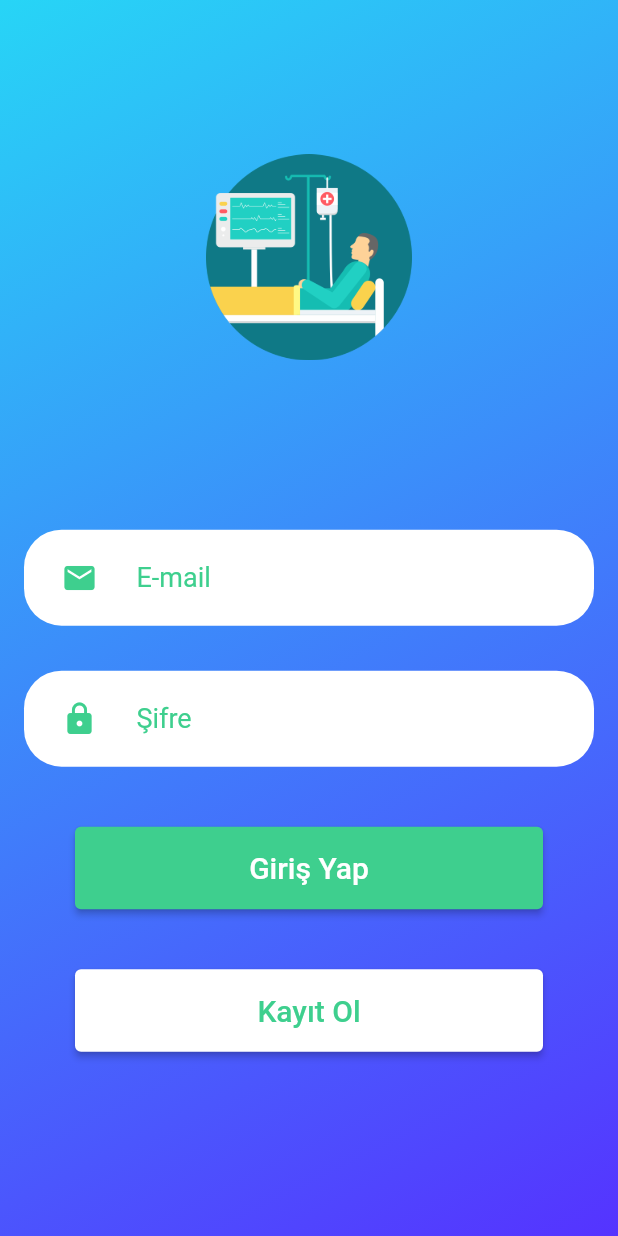
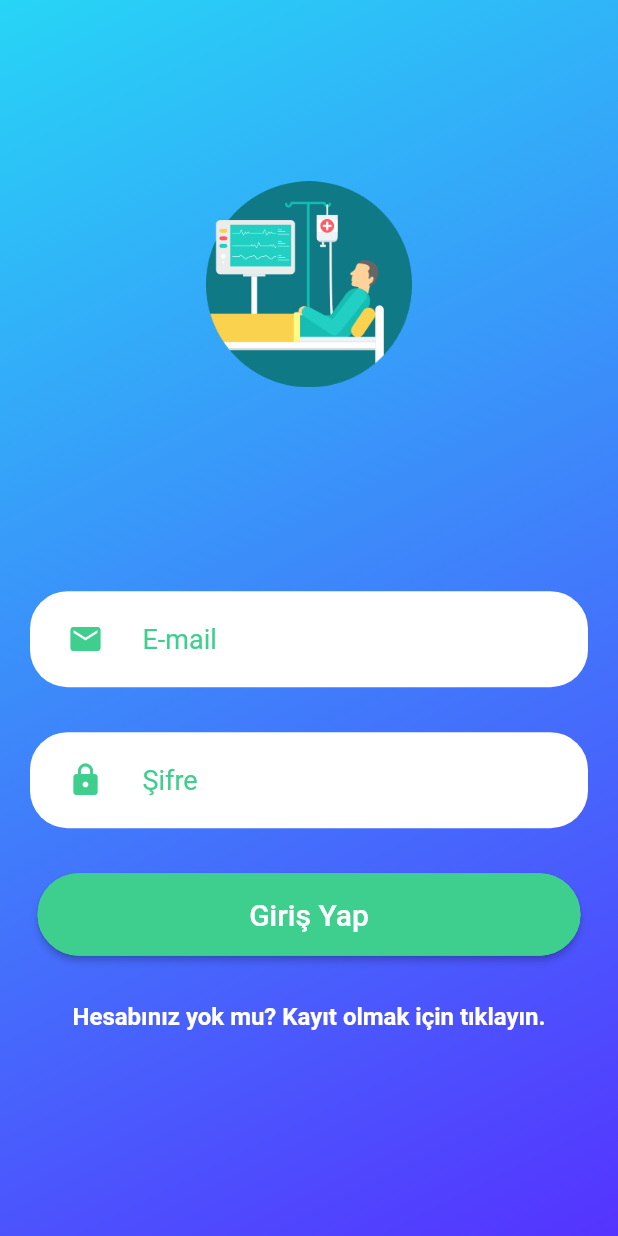
Before and after one commit to VPatient/VPatient, a Flutter app: the screen it shows after launch, on a phone screen of 412 x 824 dp. Run offline on Flutter 3.47's test engine with Material 2 defaults, Android fonts, the phone set to English and light mode, and no system bars; our stand-ins replace firebase_core, fluttertoast, shared_preferences; accounts and stored records are empty.

Commit message:
login/register screens has been made.

```diff
--- a/lib/main.dart
+++ b/lib/main.dart
@@ -1,15 +1,18 @@
 import 'package:flutter/material.dart';
+import 'package:vpatient/screens/home_screen.dart';
+import 'package:vpatient/utils/local_storage.dart';
 
 import 'firebase_options.dart';
 import 'package:firebase_core/firebase_core.dart';
 
-import 'screens/Login.dart';
+import 'screens/login_screen.dart';
 
 void main() async {
   WidgetsFlutterBinding.ensureInitialized();
   await Firebase.initializeApp(
     options: DefaultFirebaseOptions.currentPlatform,
   );
+  await LocalStorage.init();
   runApp(const MyApp());
 }
 
@@ -24,7 +27,9 @@ class MyApp extends StatelessWidget {
       theme: ThemeData(
         primarySwatch: Colors.blue,
       ),
-      home: LoginScreen(),
+      home: LocalStorage.storage.getString("token") != null
+          ? const HomeScreen()
+          : LoginScreen(),
     );
   }
 }
--- a/lib/screens/Login.dart
+++ /dev/null
@@ -1,174 +0,0 @@
-import 'package:flutter/material.dart';
-import 'package:firebase_auth/firebase_auth.dart';
-import 'package:vpatient/style/colors.dart';
-import 'package:fluttertoast/fluttertoast.dart';
-
-class LoginScreen extends StatelessWidget {
-  LoginScreen({Key? key}) : super(key: key);
-
-  final TextEditingController _emailController = TextEditingController();
-  final TextEditingController _passwordController = TextEditingController();
-
-  final FirebaseAuth _firebaseAuth = FirebaseAuth.instance;
-
-  Future<bool> signIn() async {
-    try {
-      UserCredential userCredential =
-          await _firebaseAuth.signInWithEmailAndPassword(
-              email: _emailController.text, password: _passwordController.text);
-      if (userCredential.user != null) {
-        Fluttertoast.showToast(
-            msg: "Giriş İşlemi Başarılı",
-            gravity: ToastGravity.BOTTOM,
-            backgroundColor: VPColors.vpGreen,
-            textColor: Colors.white);
-
-        /*if (userCredential.user!.emailVerified) {
-          ...
-        } else {
-          Fluttertoast.showToast(
-              msg:
-                  "Lütfen önce emailinize gelen linke tıklayarak hesabınızı onaylayın.");
-        }*/
-      }
-      return false;
-    } on FirebaseAuthException catch (e) {
-      Fluttertoast.showToast(msg: e.message!);
-    } catch (e) {
-      Fluttertoast.showToast(msg: e.toString());
-    }
-
-    return false;
-  }
-
-  @override
-  Widget build(BuildContext context) {
-    return Scaffold(
-        body: Container(
-      decoration: const BoxDecoration(
-          gradient: LinearGradient(
-              begin: Alignment.topLeft,
-              end: Alignment.bottomRight,
-              colors: [VPColors.gradientBegin, VPColors.gradientEnd])),
-      child: Column(
-        mainAxisAlignment: MainAxisAlignment.spaceEvenly,
-        children: [
-          Flexible(
-              flex: 1,
-              child: Image.asset("assets/images/icons/vpatient-logo.png")),
-          Flexible(
-            flex: 5,
-            child: SingleChildScrollView(
-              child: Column(
-                crossAxisAlignment: CrossAxisAlignment.stretch,
-                children: [
-                  VPTextField(
-                      controller: _emailController,
-                      icon: Icons.mail,
-                      isObscured: false,
-                      text: "E-mail"),
-                  VPTextField(
-                      controller: _passwordController,
-                      icon: Icons.lock,
-                      isObscured: true,
-                      text: "Şifre"),
-                  VPButton(
-                      bgColor: VPColors.vpGreen,
-                      textColor: Colors.white,
-                      text: "Giriş Yap",
-                      function: () => signIn()),
-                  VPButton(
-                      bgColor: Colors.white,
-                      textColor: VPColors.vpGreen,
-                      text: "Kayıt Ol",
-                      function: () => print("Kayıt Ol")),
-                ],
-              ),
-            ),
-          ),
-        ],
-      ),
-    ));
-  }
-}
-
-class VPButton extends StatelessWidget {
-  const VPButton({
-    Key? key,
-    required bgColor,
-    required text,
-    required textColor,
-    required function,
-  })  : _bgColor = bgColor,
-        _text = text,
-        _textColor = textColor,
-        _function = function,
-        super(key: key);
-
-  final Color _bgColor;
-  final String _text;
-  final Color _textColor;
-  final VoidCallback _function;
-
-  @override
-  Widget build(BuildContext context) {
-    return Container(
-      margin: const EdgeInsets.only(top: 20, bottom: 20, left: 25, right: 25),
-      padding: const EdgeInsets.symmetric(horizontal: 25),
-      //color: Colors.white,
-      child: ElevatedButton(
-          style: ButtonStyle(
-              padding: MaterialStateProperty.all<EdgeInsets>(
-                  const EdgeInsets.all(16)),
-              backgroundColor: MaterialStateProperty.all<Color>(_bgColor)),
-          onPressed: _function,
-          child:
-              Text(_text, style: TextStyle(color: _textColor, fontSize: 20))),
-    );
-  }
-}
-
-class VPTextField extends StatelessWidget {
-  const VPTextField(
-      {Key? key,
-      required TextEditingController controller,
-      required isObscured,
-      required icon,
-      required text})
-      : _controller = controller,
-        _isObscured = isObscured,
-        _icon = icon,
-        _text = text,
-        super(key: key);
-
-  final TextEditingController _controller;
-  final bool _isObscured;
-  final IconData? _icon;
-  final String _text;
-
-  @override
-  Widget build(BuildContext context) {
-    return Container(
-      decoration: const BoxDecoration(
-          color: Colors.white,
-          borderRadius: BorderRadius.all(Radius.circular(25))),
-      margin: const EdgeInsets.only(top: 10, bottom: 20, left: 16, right: 16),
-      padding: const EdgeInsets.symmetric(horizontal: 25, vertical: 8),
-      child: TextField(
-        style: const TextStyle(color: VPColors.vpGreen, fontSize: 18),
-        obscureText: _isObscured,
-        controller: _controller,
-        cursorColor: VPColors.vpGreen,
-        decoration: InputDecoration(
-            border: InputBorder.none,
-            contentPadding: const EdgeInsets.symmetric(horizontal: 10),
-            icon: Icon(
-              _icon,
-              color: VPColors.vpGreen,
-            ),
-            hintText: _text,
-            hintStyle: const TextStyle(color: VPColors.vpGreen, fontSize: 18)),
-      ),
-    );
-  }
-}
--- /dev/null
+++ b/lib/screens/login_screen.dart
@@ -0,0 +1,122 @@
+import 'dart:convert';
+import 'dart:io';
+
+import 'package:flutter/material.dart';
+import 'package:vpatient/models/user.dart';
+import 'package:vpatient/screens/home_screen.dart';
+import 'package:vpatient/screens/register_screen.dart';
+import 'package:vpatient/style/colors.dart';
+import 'package:fluttertoast/fluttertoast.dart';
+import 'package:vpatient/utils/api_endpoints.dart';
+import 'package:vpatient/utils/local_storage.dart';
+import 'package:vpatient/widgets/vp_button.dart';
+import 'package:vpatient/widgets/vp_textfield.dart';
+import 'package:http/http.dart' as http;
+
+class LoginScreen extends StatelessWidget {
+  LoginScreen({Key? key}) : super(key: key);
+
+  final TextEditingController _emailController = TextEditingController();
+  final TextEditingController _passwordController = TextEditingController();
+
+  signIn(BuildContext context) async {
+    final response = await http.post(Uri.parse(APIEndpoints.loginEndpoint),
+        headers: {"Content-Type": "application/json"},
+        body: json.encode({
+          "email": _emailController.text,
+          "password": _passwordController.text
+        }));
+
+    if (response.statusCode == 200) {
+      await LocalStorage.storage.setString("token", response.body);
+      Fluttertoast.showToast(
+          msg: "Giriş başarılı",
+          backgroundColor: VPColors.vpGreen,
+          textColor: Colors.white,
+          gravity: ToastGravity.BOTTOM,
+          toastLength: Toast.LENGTH_LONG,
+          fontSize: 18);
+      Navigator.pushAndRemoveUntil(
+          context,
+          MaterialPageRoute(
+              builder: (BuildContext context) => const HomeScreen()),
+          (route) => false);
+    } else {
+      Fluttertoast.showToast(
+          msg: response.reasonPhrase!,
+          backgroundColor: Colors.red,
+          textColor: Colors.white,
+          gravity: ToastGravity.BOTTOM,
+          toastLength: Toast.LENGTH_LONG,
+          fontSize: 18);
+    }
+  }
+
+  @override
+  Widget build(BuildContext context) {
+    return Scaffold(
+        body: Container(
+      decoration: const BoxDecoration(
+          gradient: LinearGradient(
+              begin: Alignment.topLeft,
+              end: Alignment.bottomRight,
+              colors: [VPColors.gradientBegin, VPColors.gradientEnd])),
+      child: Column(
+        mainAxisAlignment: MainAxisAlignment.spaceEvenly,
+        children: [
+          Flexible(
+              flex: 1,
+              child: Image.asset("assets/images/icons/vpatient-logo.png")),
+          Flexible(
+            flex: 5,
+            child: SingleChildScrollView(
+              child: Column(
+                crossAxisAlignment: CrossAxisAlignment.stretch,
+                children: [
+                  VPTextField(
+                      controller: _emailController,
+                      icon: Icons.mail,
+                      isObscured: false,
+                      text: "E-mail",
+                      keyboardType: TextInputType.emailAddress),
+                  VPTextField(
+                    controller: _passwordController,
+                    icon: Icons.lock,
+                    isObscured: true,
+                    text: "Şifre",
+                    keyboardType: TextInputType.text,
+                  ),
+                  VPButton(
+                      width: 1.0,
+                      bgColor: VPColors.vpGreen,
+                      textColor: Colors.white,
+                      text: "Giriş Yap",
+                      function: () => signIn(context)),
+                  InkWell(
+                    onTap: () => Navigator.pushAndRemoveUntil(
+                        context,
+                        MaterialPageRoute(
+                            builder: (BuildContext context) =>
+                                RegisterScreen()),
+                        (route) => false),
+                    child: const Padding(
+                      padding: EdgeInsets.all(16.0),
+                      child: Text(
+                        "Hesabınız yok mu? Kayıt olmak için tıklayın.",
+                        textAlign: TextAlign.center,
+                        style: TextStyle(
+                            fontSize: 16,
+                            color: Colors.white,
+                            fontWeight: FontWeight.w700),
+                      ),
+                    ),
+                  )
+                ],
+              ),
+            ),
+          ),
+        ],
+      ),
+    ));
+  }
+}
--- /dev/null
+++ b/lib/utils/api_endpoints.dart
@@ -0,0 +1,12 @@
+class APIEndpoints {
+  static const String _baseUrl = "http://server.ugurdindar.com:5000/";
+
+  //example post
+  static const String examplePostEndpoint =
+      "${_baseUrl}api/exampleRoute/examplePost";
+
+  //register
+  static const String registerEndpoint = "${_baseUrl}auth/register";
+  //login
+  static const String loginEndpoint = "${_baseUrl}auth/login";
+}
--- /dev/null
+++ b/lib/utils/local_storage.dart
@@ -0,0 +1,10 @@
+import 'package:shared_preferences/shared_preferences.dart';
+
+class LocalStorage {
+  static init() async {
+    _prefs = await SharedPreferences.getInstance();
+  }
+
+  static late final SharedPreferences _prefs;
+  static SharedPreferences get storage => _prefs;
+}
--- /dev/null
+++ b/lib/widgets/vp_button.dart
@@ -0,0 +1,49 @@
+import 'package:flutter/material.dart';
+import 'package:vpatient/style/colors.dart';
+
+class VPButton extends StatelessWidget {
+  const VPButton({
+    Key? key,
+    required bgColor,
+    required text,
+    required textColor,
+    required function,
+    required width,
+  })  : _bgColor = bgColor,
+        _text = text,
+        _textColor = textColor,
+        _function = function,
+        _width = width,
+        super(key: key);
+
+  final Color _bgColor;
+  final String _text;
+  final Color _textColor;
+  final VoidCallback _function;
+  final double _width;
+
+  @override
+  Widget build(BuildContext context) {
+    return FractionallySizedBox(
+      widthFactor: _width,
+      child: Container(
+        margin: const EdgeInsets.symmetric(vertical: 15),
+        padding: const EdgeInsets.symmetric(horizontal: 25),
+        child: ElevatedButton(
+            style: ButtonStyle(
+                shape: MaterialStateProperty.all(const RoundedRectangleBorder(
+                    borderRadius: BorderRadius.all(Radius.circular(30)),
+                    side: BorderSide(
+                        color: VPColors.vpGreen,
+                        width: 1,
+                        style: BorderStyle.solid))),
+                padding: MaterialStateProperty.all<EdgeInsets>(
+                    const EdgeInsets.all(16)),
+                backgroundColor: MaterialStateProperty.all<Color>(_bgColor)),
+            onPressed: _function,
+            child:
+                Text(_text, style: TextStyle(color: _textColor, fontSize: 20))),
+      ),
+    );
+  }
+}
--- /dev/null
+++ b/lib/widgets/vp_textfield.dart
@@ -0,0 +1,51 @@
+import 'package:flutter/material.dart';
+import 'package:vpatient/style/colors.dart';
+
+class VPTextField extends StatelessWidget {
+  const VPTextField(
+      {Key? key,
+      required TextEditingController controller,
+      required isObscured,
+      required icon,
+      required text,
+      required keyboardType})
+      : _controller = controller,
+        _isObscured = isObscured,
+        _icon = icon,
+        _text = text,
+        _keyboardType = keyboardType,
+        super(key: key);
+
+  final TextEditingController _controller;
+  final bool _isObscured;
+  final IconData? _icon;
+  final String _text;
+  final TextInputType _keyboardType;
+
+  @override
+  Widget build(BuildContext context) {
+    return Container(
+      decoration: const BoxDecoration(
+          color: Colors.white,
+          borderRadius: BorderRadius.all(Radius.circular(25))),
+      margin: const EdgeInsets.symmetric(horizontal: 20, vertical: 15),
+      padding: const EdgeInsets.symmetric(horizontal: 25, vertical: 8),
+      child: TextField(
+        keyboardType: _keyboardType,
+        style: const TextStyle(color: VPColors.vpGreen, fontSize: 18),
+        obscureText: _isObscured,
+        controller: _controller,
+        cursorColor: VPColors.vpGreen,
+        decoration: InputDecoration(
+            border: InputBorder.none,
+            contentPadding: const EdgeInsets.symmetric(horizontal: 10),
+            icon: Icon(
+              _icon,
+              color: VPColors.vpGreen,
+            ),
+            hintText: _text,
+            hintStyle: const TextStyle(color: VPColors.vpGreen, fontSize: 18)),
+      ),
+    );
+  }
+}
--- a/pubspec.yaml
+++ b/pubspec.yaml
@@ -16,6 +16,8 @@ dependencies:
     sdk: flutter
   fluttertoast: ^8.1.1
   google_sign_in: ^5.4.2
+  http: ^0.13.5
+  shared_preferences: ^2.0.15
 
 dev_dependencies:
   flutter_launcher_icons: "^0.10.0"
```
Also changed, not shown: lib/models/user.dart (added, +33 -0 lines), lib/screens/home_screen.dart (added, +31 -0 lines), lib/screens/register_screen.dart (added, +136 -0 lines), pubspec.lock, 1 other file.
